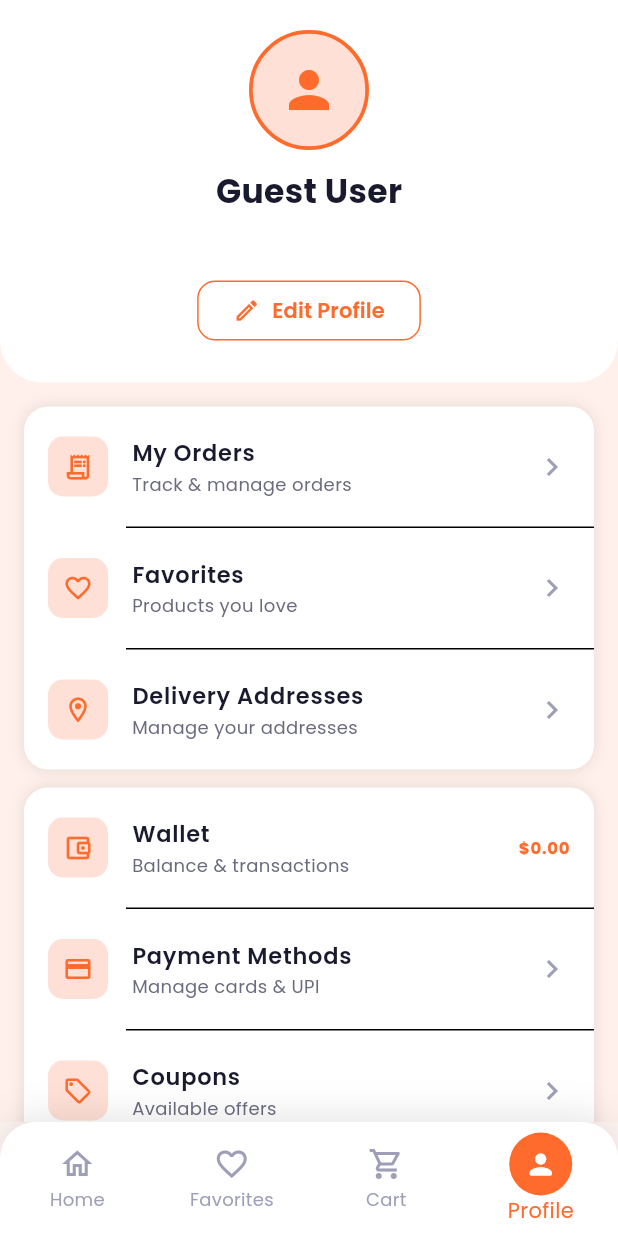
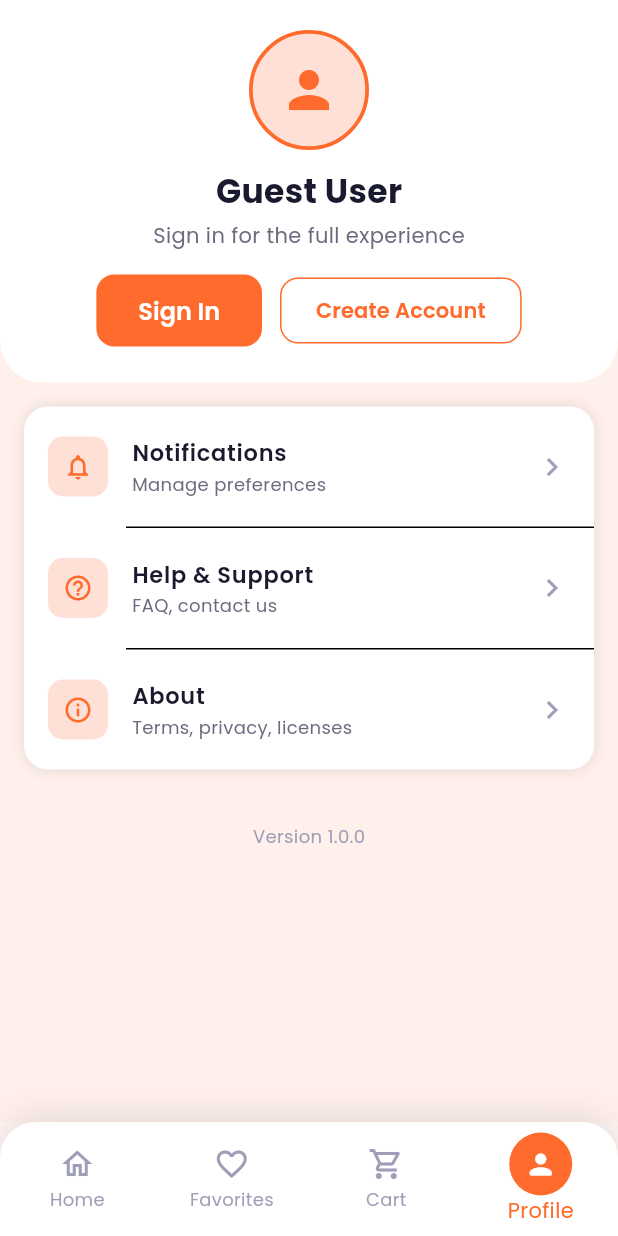
Before and after one commit to ashishsrivastava14/Grocery_Ecommerce_Mob, a Flutter app: the ProfileScreen screen opened by its route, on a phone screen of 412 x 824 dp. Run offline on Flutter 3.47's test engine with Material 3 defaults, Android fonts, the phone set to English and light mode, and no system bars; our stand-ins replace dio, flutter_riverpod, flutter_secure_storage, go_router, google_fonts; accounts and stored records are empty; network calls fail.

```diff
--- a/frontend/lib/screens/cart/cart_screen.dart
+++ b/frontend/lib/screens/cart/cart_screen.dart
@@ -4,6 +4,8 @@ import 'package:go_router/go_router.dart';
 import '../../config/theme.dart';
 import '../../models/cart.dart';
 import '../../providers/cart_provider.dart';
+import '../../providers/auth_provider.dart';
+import '../widgets/login_prompt.dart';
 
 class CartScreen extends ConsumerWidget {
   const CartScreen({super.key});
@@ -178,6 +180,12 @@ class CartScreen extends ConsumerWidget {
                   width: double.infinity,
                   child: ElevatedButton(
                     onPressed: () {
+                      final user = ref.read(authStateProvider).valueOrNull;
+                      if (user == null) {
+                        showLoginPrompt(context,
+                            message: 'Please sign in to proceed with checkout and place your order.');
+                        return;
+                      }
                       // Navigate to checkout
                       context.push('/checkout');
                     },
--- a/frontend/lib/screens/profile/profile_screen.dart
+++ b/frontend/lib/screens/profile/profile_screen.dart
@@ -11,6 +11,7 @@ class ProfileScreen extends ConsumerWidget {
   Widget build(BuildContext context, WidgetRef ref) {
     final authAsync = ref.watch(authStateProvider);
     final user = authAsync.valueOrNull;
+    final isGuest = user == null;
 
     return Scaffold(
       backgroundColor: AppColors.background,
@@ -68,7 +69,7 @@ class ProfileScreen extends ConsumerWidget {
                   ),
                   const SizedBox(height: 4),
                   Text(
-                    user?.email ?? '',
+                    isGuest ? 'Sign in for the full experience' : (user?.email ?? ''),
                     style: const TextStyle(
                       fontSize: 14,
                       color: AppColors.textSecondary,
@@ -76,8 +77,39 @@ class ProfileScreen extends ConsumerWidget {
                   ),
 
                   const SizedBox(height: 16),
-                  OutlinedButton.icon(
-                    onPressed: () {},
+                  if (isGuest)
+                    Row(
+                      mainAxisAlignment: MainAxisAlignment.center,
+                      children: [
+                        ElevatedButton(
+                          onPressed: () => context.push('/login'),
+                          style: ElevatedButton.styleFrom(
+                            backgroundColor: AppColors.primary,
+                            padding: const EdgeInsets.symmetric(
+                                horizontal: 28, vertical: 12),
+                            shape: RoundedRectangleBorder(
+                                borderRadius: BorderRadius.circular(12)),
+                          ),
+                          child: const Text('Sign In',
+                              style: TextStyle(color: Colors.white, fontWeight: FontWeight.w600)),
+                        ),
+                        const SizedBox(width: 12),
+                        OutlinedButton(
+                          onPressed: () => context.push('/register'),
+                          style: OutlinedButton.styleFrom(
+                            side: const BorderSide(color: AppColors.primary),
+                            padding: const EdgeInsets.symmetric(
+                                horizontal: 24, vertical: 12),
+                            shape: RoundedRectangleBorder(
+                                borderRadius: BorderRadius.circular(12)),
+                          ),
+                          child: const Text('Create Account'),
+                        ),
+                      ],
+                    )
+                  else
+                    OutlinedButton.icon(
+                      onPressed: () {},
                     icon: const Icon(Icons.edit_outlined, size: 18),
                     label: const Text('Edit Profile'),
                     style: OutlinedButton.styleFrom(
@@ -96,7 +128,8 @@ class ProfileScreen extends ConsumerWidget {
             padding: const EdgeInsets.all(16),
             sliver: SliverList(
               delegate: SliverChildListDelegate([
-                // Orders section
+                // Orders section (only for logged-in users)
+                if (!isGuest) ...[
                 _SectionCard(
                   children: [
                     _MenuTile(
@@ -154,6 +187,7 @@ class ProfileScreen extends ConsumerWidget {
                 ),
 
                 const SizedBox(height: 12),
+                ],
 
                 // Settings section
                 _SectionCard(
@@ -181,7 +215,8 @@ class ProfileScreen extends ConsumerWidget {
 
                 const SizedBox(height: 12),
 
-                // Logout
+                // Logout (only when logged in)
+                if (!isGuest)
                 Container(
                   decoration: BoxDecoration(
                     color: Colors.white,
```
Also changed, not shown: frontend/lib/screens/auth/login_screen.dart (+20 -0 lines), frontend/lib/screens/auth/register_screen.dart (+20 -0 lines), frontend/lib/screens/onboarding/onboarding_screen.dart (+21 -3 lines), frontend/lib/screens/widgets/login_prompt.dart (added, +149 -0 lines).
